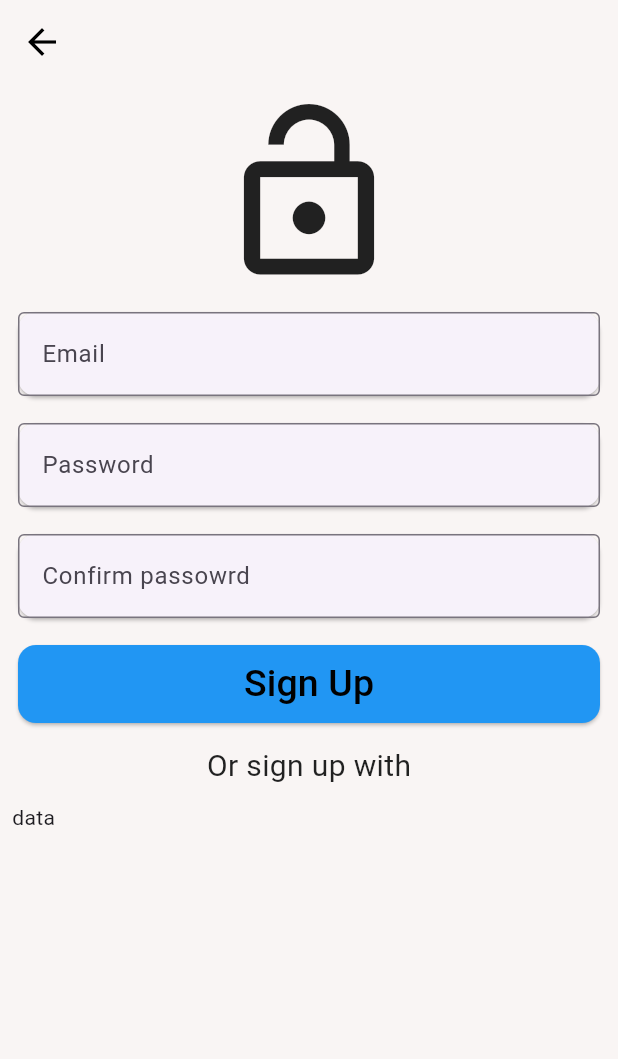
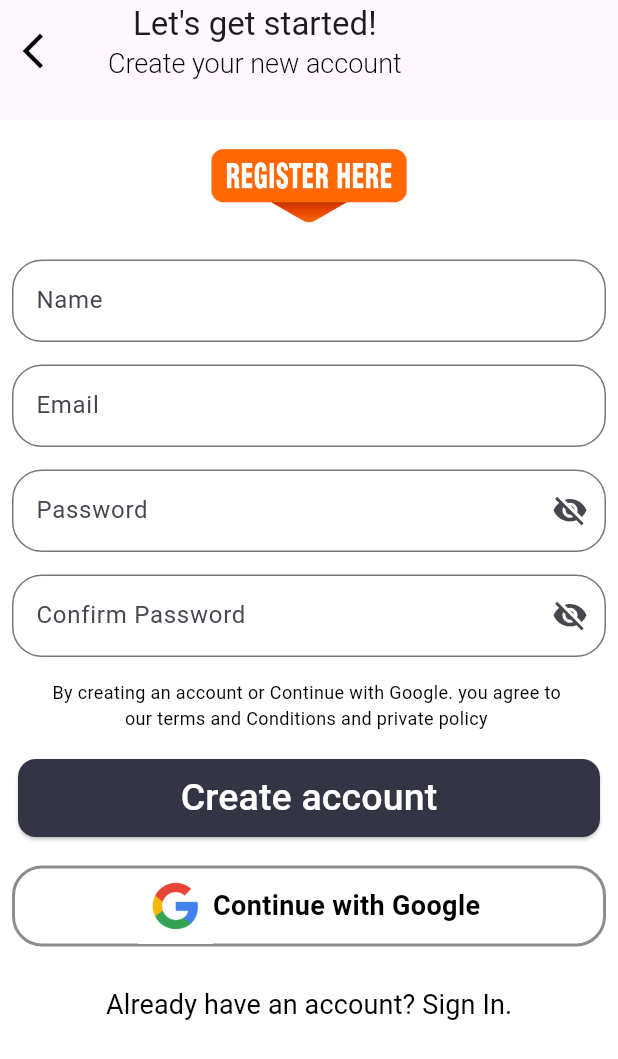
Before and after one commit to obaidul360/Assignment, a Flutter app: the screen it shows after launch, on a phone screen of 412 x 824 dp. Shown: the top 1059 px of the screen. Run offline on Flutter 3.47's test engine with Material 3 defaults, Android fonts, the light colour scheme and no system bars.

Commit message:
Task U01

```diff
--- a/lib/main.dart
+++ b/lib/main.dart
@@ -3,6 +3,7 @@ import 'package:coderangoan_assignment/src/salef_practice/list_view_builder/list
 import 'package:coderangoan_assignment/src/salef_practice/list_view_builder/watch.dart';
 import 'package:coderangoan_assignment/src/salef_practice/model_provider_details/moldel_details.dart';
 import 'package:coderangoan_assignment/src/task/task-one.dart';
+import 'package:coderangoan_assignment/src/task/task_two.dart';
 import 'package:coderangoan_assignment/src/timer.dart';
 
 import 'package:flutter/material.dart';
@@ -24,7 +25,7 @@ class MyApp extends StatelessWidget {
         ],
         child: MaterialApp(
           debugShowCheckedModeBanner: false,
-          home: TaskOne()
+          home: TaskTow()
         ),
       ),
     );
--- /dev/null
+++ b/lib/src/task/task_two.dart
@@ -0,0 +1,192 @@
+import 'package:flutter/material.dart';
+
+class TaskTow extends StatefulWidget {
+  const TaskTow({super.key});
+
+  @override
+  State<TaskTow> createState() => _TaskTowState();
+}
+
+class _TaskTowState extends State<TaskTow> {
+  bool isActive = true;
+  bool isHide =true;
+  @override
+  Widget build(BuildContext context) {
+    return Scaffold(
+      appBar: PreferredSize(
+        preferredSize: const Size.fromHeight(80.0),
+        child: AppBar(
+          leading: IconButton(
+            onPressed: () {},
+            icon: Container(
+              alignment: Alignment.bottomLeft,
+              child: Icon(
+                Icons.arrow_back_ios_new_sharp,
+                color: Colors.black,
+                size: 28,
+              ),
+            ),
+          ),
+          title: Column(
+            mainAxisAlignment: MainAxisAlignment.center,
+            children: [
+              Text("Let's get started!"),
+              Text(
+                "Create your new account",
+                style: TextStyle(
+                  fontWeight: FontWeight.w300,
+                  fontSize: 18,
+                  color: Colors.black,
+                ),
+              ),
+            ],
+          ),
+        ),
+      ),
+      backgroundColor: Colors.white,
+      body: Padding(
+        padding: const EdgeInsets.all(8.0),
+        child: SingleChildScrollView(
+          child: Column(
+            spacing: 15,
+            children: [
+              Image(
+                image: AssetImage("assets/regista.png"),
+                width: 150,
+                height: 70,
+              ),
+              Container(
+                height: 55,
+                child: TextField(
+                  keyboardType: TextInputType.name,
+                  style: TextStyle(color: Colors.blue),
+                  textAlign: TextAlign.left,
+                  decoration: InputDecoration(
+                    labelText: "Name",
+                    border: OutlineInputBorder(
+                      borderRadius: BorderRadius.circular(20),
+                    ),
+                  ),
+                ),
+              ),
+              Container(
+                height: 55,
+                child: TextField(
+                  keyboardType: TextInputType.name,
+                  style: TextStyle(color: Colors.blue),
+                  textAlign: TextAlign.left,
+                  decoration: InputDecoration(
+                    labelText: "Email",
+                    border: OutlineInputBorder(
+                      borderRadius: BorderRadius.circular(20),
+                    ),
+                  ),
+                ),
+              ),
+              Container(
+                height: 55,
+                child: TextField(
+                  obscureText: isActive,
+                  keyboardType: TextInputType.text,
+                  style: TextStyle(color: Colors.blue),
+                  textAlign: TextAlign.left,
+                  decoration: InputDecoration(
+                    suffixIcon: IconButton(
+                      onPressed: () {
+                        setState(() {
+                          isActive=!isActive;
+                        });
+                      },
+                      icon: isActive? Icon(Icons.visibility_off_sharp): Icon(Icons.visibility),
+                    ),
+                    labelText: "Password",
+                    border: OutlineInputBorder(
+                      borderRadius: BorderRadius.circular(20),
+                    ),
+                  ),
+                ),
+              ),
+              Container(
+                height: 55,
+                child: TextField(
+                  obscureText: isHide,
+                  keyboardType: TextInputType.text,
+                  style: TextStyle(color: Colors.blue),
+                  textAlign: TextAlign.left,
+                  decoration: InputDecoration(
+                    suffixIcon: IconButton(
+                      onPressed: () {
+                        setState(() {
+                          isHide = !isHide;
+                        });
+                      },
+                      icon: isHide? Icon(Icons.visibility_off_sharp): Icon(Icons.visibility),
+                    ),
+                    labelText: "Confirm Password",
+                    border: OutlineInputBorder(
+                      borderRadius: BorderRadius.circular(20),
+                    ),
+                  ),
+                ),
+              ),
+              Text(
+                "By creating an account or Continue with Google. you agree to \n \t \t \t \t \t \t \t our terms and Conditions and private policy ",
+                style: TextStyle(fontSize: 12, fontWeight: FontWeight.w400,color: Colors.black,),
+              ),
+              Card(
+                color: Color(0xFF333444),
+                child: Row(
+                  mainAxisAlignment: MainAxisAlignment.center,
+                  children: [
+                    TextButton(
+                      onPressed: () {},
+                      child: Text(
+                        "Create account",
+                        style: TextStyle(fontSize: 25, color: Colors.white),
+                      ),
+                    ),
+                  ],
+                ),
+              ),
+              Container(
+                decoration: BoxDecoration(
+                  borderRadius: BorderRadius.circular(20),
+                  border: Border.all(color: Colors.black45, width: 2),
+                ),
+                child: Row(
+                  mainAxisAlignment: MainAxisAlignment.center,
+                  children: [
+                    Image(
+                      image: AssetImage("assets/google.png"),
+                      width: 50,
+                      height: 50,
+                    ),
+                    Text(
+                      "Continue with Google",
+                      style: TextStyle(
+                        fontWeight: FontWeight.bold,
+                        fontSize: 18,
+                        color: Colors.black,
+                      ),
+                    ),
+                  ],
+                ),
+              ),
+              TextButton(
+                onPressed: () {},
+                child: Text(
+                  "Already have an account? Sign In.",
+                  style: TextStyle(
+                    fontSize: 18,
+                    fontWeight: FontWeight.w400,
+                    color: Colors.black,
+                  ),
+                ),
+              ),
+            ],
+          ),
+        ),
+      ),
+    );
+  }
+}
```
Also changed, not shown: lib/src/task/task-one.dart (+72 -9 lines), assets/google.png (added), assets/regista.png (added).
